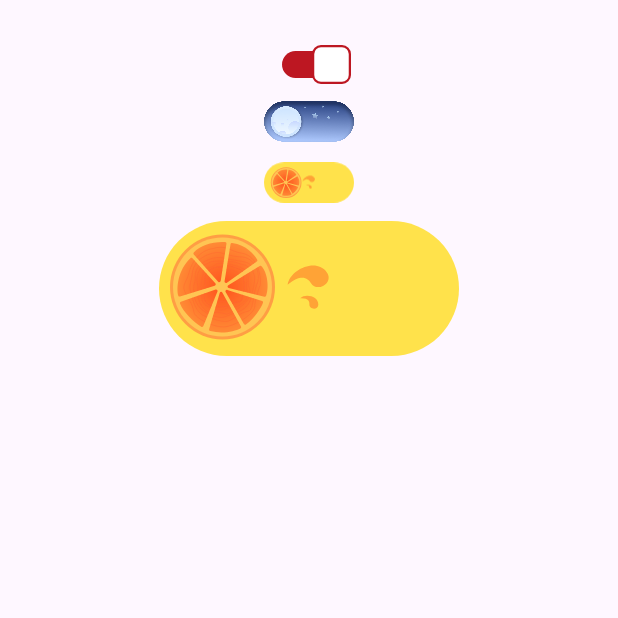
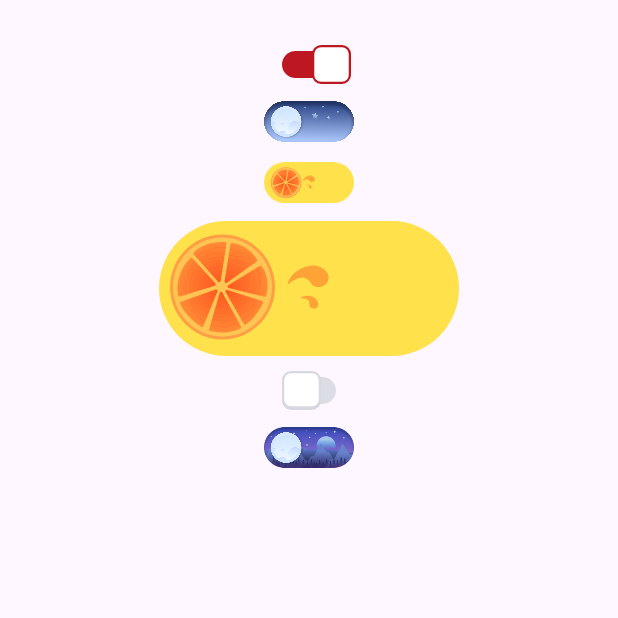
Before and after one commit to minh-nguyen-2003/button_switch, an Android app: the screen it shows after launch (MainActivity), on a phone screen of 412 x 824 dp, the top half of it. Run offline under Robolectric (Android 15) with nearby library versions, the phone set to English and light mode, and no system bars.

Commit message:
more examples

```diff
--- a/app/src/main/res/drawable/custom_track_4.xml
+++ b/app/src/main/res/drawable/custom_track_4.xml
@@ -1,4 +1,5 @@
 <?xml version="1.0" encoding="utf-8"?>
 <selector xmlns:android="http://schemas.android.com/apk/res/android">
-
+    <item android:drawable="@drawable/track_selected" android:state_selected="true" />
+    <item android:drawable="@drawable/track_default" />
 </selector>
--- a/app/src/main/res/drawable/custom_track_default.xml
+++ b/app/src/main/res/drawable/custom_track_default.xml
@@ -1,5 +1,5 @@
 <?xml version="1.0" encoding="utf-8"?>
 <selector xmlns:android="http://schemas.android.com/apk/res/android">
-    <item android:drawable="@drawable/icon_track_selected" android:state_selected="true" />
-    <item android:drawable="@drawable/icon_track_default" />
+    <item android:drawable="@drawable/track_selected_1" android:state_selected="true" />
+    <item android:drawable="@drawable/track_default_1" />
 </selector>
--- a/app/src/main/res/layout/activity_main.xml
+++ b/app/src/main/res/layout/activity_main.xml
@@ -63,5 +63,30 @@
         app:msw_trackDrawable="@drawable/custom_track_3"
         app:msw_trackMarginHorizontal="0dp" />
 
+    <vn.com.minh_nguyen.vkey.switchcustom.switch_button.ButtonSwitch
+        android:id="@+id/buttonSwitch"
+        android:layout_width="wrap_content"
+        android:layout_height="wrap_content"
+        android:layout_marginTop="10dp"
+        app:layout_constraintEnd_toEndOf="parent"
+        app:layout_constraintStart_toStartOf="parent"
+        app:layout_constraintTop_toBottomOf="@+id/btnSwitch4" />
+
+    <vn.com.minh_nguyen.vkey.switchcustom.switch_button.ButtonSwitch
+        android:id="@+id/btnSwitch5"
+        android:layout_width="wrap_content"
+        android:layout_height="wrap_content"
+        android:layout_marginTop="10dp"
+        app:layout_constraintEnd_toEndOf="parent"
+        app:layout_constraintStart_toStartOf="parent"
+        app:layout_constraintTop_toBottomOf="@+id/buttonSwitch"
+        app:msw_thumbDrawable="@drawable/custom_thumb_2"
+        app:msw_thumbPadding="3dp"
+        app:msw_thumbSize="24dp"
+        app:msw_trackDrawable="@drawable/custom_track_4"
+        app:msw_trackHeight="30dp"
+        app:msw_trackMarginHorizontal="0dp"
+        app:msw_trackWidth="60dp" />
+
 
 </androidx.constraintlayout.widget.ConstraintLayout>
--- a/app/src/main/res/layout/custom_switch_layout.xml
+++ b/app/src/main/res/layout/custom_switch_layout.xml
@@ -10,7 +10,8 @@
         android:layout_width="wrap_content"
         android:layout_height="wrap_content"
         android:layout_gravity="center"
-        android:adjustViewBounds="true"/>
+        android:adjustViewBounds="true"
+        android:src="@drawable/custom_track_default"/>
 
 
     <!-- Thumb (phía trên) -->
@@ -23,8 +24,9 @@
 
         <ImageView
             android:id="@+id/iconThumb"
-            android:layout_width="wrap_content"
+            android:layout_width="match_parent"
             android:layout_height="wrap_content"
-            android:adjustViewBounds="true"/>
+            android:adjustViewBounds="true"
+            android:src="@drawable/custom_thumb" />
     </FrameLayout>
 </FrameLayout>
```
